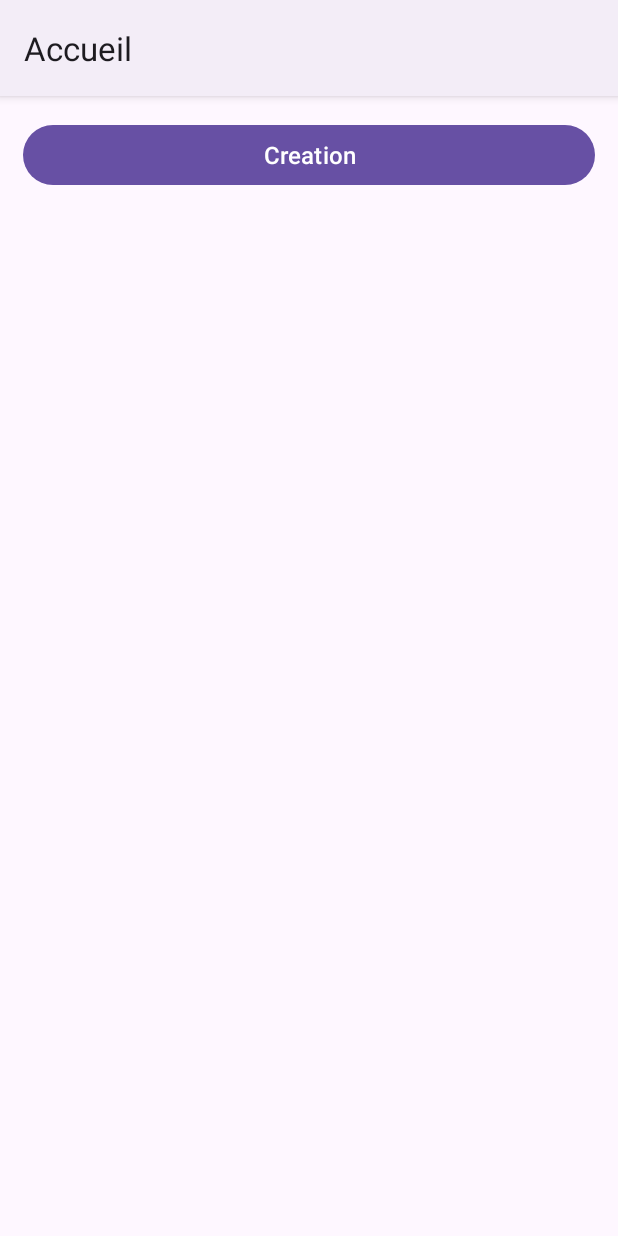
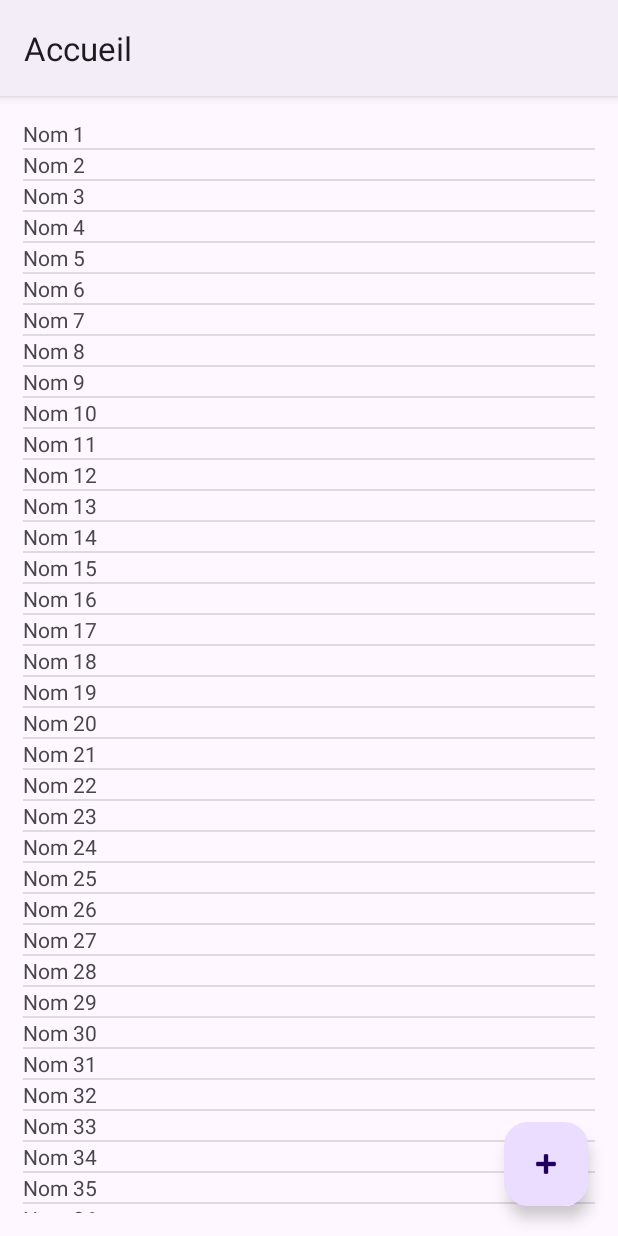
Before and after one commit to DanikLussier/4N6_TP_DanikLussier, an Android app: the screen it shows after launch (MainActivity), after a tap on "Connexion", on a phone screen of 412 x 824 dp. Run offline under Robolectric (Android 15) with nearby library versions, the phone set to English and light mode, and no system bars.

Commit message:
PROGRES : Activité d'accueil
- Ajout du floating action button et programmation de celui-ci
- Ajout du RecyclerView peuplé d'items affichant le model "Tache"
- Il manque l'affichage des informations des Taches et le peuplement du RecyclerView avec les bonnes informations

```diff
--- a/app/src/main/java/com/example/tp_daniklussier/MainActivity.kt
+++ b/app/src/main/java/com/example/tp_daniklussier/MainActivity.kt
@@ -1,18 +1,28 @@
 package com.example.tp_daniklussier
 
 import android.content.Intent
+import android.os.Build
 import android.os.Bundle
 import androidx.activity.enableEdgeToEdge
+import androidx.annotation.RequiresApi
 import androidx.appcompat.app.AppCompatActivity
 import androidx.core.view.ViewCompat
 import androidx.core.view.WindowInsetsCompat
+import androidx.recyclerview.widget.DividerItemDecoration
+import com.example.tp_daniklussier.adapters.TacheAdapter
 import com.example.tp_daniklussier.databinding.ActivityConsultationBinding
 import com.example.tp_daniklussier.databinding.ActivityMainBinding
+import com.example.tp_daniklussier.models.Tache
+import java.time.Clock
+import java.time.LocalDateTime
+import java.util.Date
 
 class MainActivity : AppCompatActivity() {
 
     private lateinit var binding: ActivityMainBinding
+    private lateinit var adapter: TacheAdapter
 
+    @RequiresApi(Build.VERSION_CODES.O)
     override fun onCreate(savedInstanceState: Bundle?) {
         super.onCreate(savedInstanceState)
 
@@ -21,9 +31,39 @@ class MainActivity : AppCompatActivity() {
 
         title = "Accueil"
 
-        binding.creation.setOnClickListener {
+        binding.fab.setOnClickListener{
             val intent = Intent(this, Creation::class.java)
             startActivity(intent)
         }
+
+        setupRecycler()
+        fillRecycler()
+    }
+
+    private fun setupRecycler() {
+        adapter = TacheAdapter() // Créer l'adapteur
+        binding.rvTacheAdapter.adapter = adapter // Assigner l'adapteur au RecyclerView
+        binding.rvTacheAdapter.setHasFixedSize(true) // Option pour améliorer les performances
+        binding.rvTacheAdapter.addItemDecoration( // Ajouter un séparateur entre chaque élément
+            DividerItemDecoration(
+                binding.rvTacheAdapter.context, DividerItemDecoration.VERTICAL
+            )
+        )
+    }
+
+    private fun fillRecycler() {
+        val items: MutableList<Tache> = mutableListOf()
+        for (i in 1..200) {
+            val sexe: String
+            if (i % 2 == 0) {
+                sexe = "Homme"
+            } else {
+                sexe = "Femme"
+            }
+            items.add(Tache(
+                "Nom $i", null, null, 50
+            ))
+        }
+        adapter.submitList(items) // Pour changer le contenu de la liste, utiliser submitList de l'adapteur
     }
 }
--- /dev/null
+++ b/app/src/main/java/com/example/tp_daniklussier/adapters/TacheAdapter.kt
@@ -0,0 +1,49 @@
+package com.example.tp_daniklussier.adapters
+
+import android.content.Intent
+import android.view.LayoutInflater
+import android.view.ViewGroup
+import androidx.recyclerview.widget.DiffUtil
+import androidx.recyclerview.widget.ListAdapter
+import androidx.recyclerview.widget.RecyclerView
+import com.example.tp_daniklussier.Consultation
+import com.example.tp_daniklussier.MainActivity
+import com.example.tp_daniklussier.databinding.TacheItemBinding
+import com.example.tp_daniklussier.models.Tache
+
+class TacheAdapter : ListAdapter<Tache, TacheAdapter.PersonneItemViewHolder>(PersonneItemDiffCallback) {
+
+    // binding nous permet d'accéder à tout le champs de notre layout personne_item.xml
+    inner class PersonneItemViewHolder(private val binding: TacheItemBinding) : RecyclerView.ViewHolder(binding.root) {
+        fun bind(tache: Tache) {
+            binding.text.text = tache.nom
+
+            binding.background.setOnClickListener {
+                val intent = Intent(binding.root.context, Consultation::class.java)
+                binding.root.context.startActivity(intent)
+            }
+        }
+    }
+
+    override fun onCreateViewHolder(parent: ViewGroup, viewType: Int): PersonneItemViewHolder {
+        val binding: TacheItemBinding = TacheItemBinding.inflate(LayoutInflater.from(parent.context), parent, false)
+        return PersonneItemViewHolder(binding)
+    }
+
+    override fun onBindViewHolder(holder: PersonneItemViewHolder, position: Int) {
+        holder.bind(getItem(position))
+    }
+}
+
+object PersonneItemDiffCallback : DiffUtil.ItemCallback<Tache>() {
+    override fun areItemsTheSame(oldItem: Tache, newItem: Tache): Boolean {
+        return oldItem == newItem
+    }
+
+    override fun areContentsTheSame(oldItem: Tache, newItem: Tache): Boolean {
+        return  oldItem.nom == newItem.nom &&
+                oldItem.avancement == newItem.avancement &&
+                oldItem.dateCreation == newItem.dateCreation &&
+                oldItem.dateEcheance == newItem.dateEcheance
+    }
+}
--- /dev/null
+++ b/app/src/main/java/com/example/tp_daniklussier/models/Tache.kt
@@ -0,0 +1,7 @@
+package com.example.tp_daniklussier.models
+
+import android.health.connect.datatypes.units.Percentage
+import java.time.LocalDateTime
+import java.util.Date
+
+data class Tache(val nom: String, val dateCreation: Date?, val dateEcheance: Date?, val avancement: Int)
--- a/app/src/main/res/layout/activity_main.xml
+++ b/app/src/main/res/layout/activity_main.xml
@@ -1,23 +1,49 @@
 <?xml version="1.0" encoding="utf-8"?>
-<LinearLayout
+<androidx.drawerlayout.widget.DrawerLayout
     xmlns:android="http://schemas.android.com/apk/res/android"
     xmlns:app="http://schemas.android.com/apk/res-auto"
     xmlns:tools="http://schemas.android.com/tools"
     android:layout_width="match_parent"
-    android:layout_height="wrap_content"
-    android:orientation="vertical"
-    tools:context=".Connexion"
-    android:padding="15dp"
-    android:showDividers="middle"
-    android:divider="@drawable/empty_10dp_divider"
-    >
+    android:layout_height="match_parent">
 
-    <Button
-        android:id="@+id/creation"
+    <androidx.coordinatorlayout.widget.CoordinatorLayout
+        xmlns:android="http://schemas.android.com/apk/res/android"
+        xmlns:app="http://schemas.android.com/apk/res-auto"
+        xmlns:tools="http://schemas.android.com/tools"
+        android:id="@+id/coordinator"
         android:layout_width="match_parent"
-        android:layout_height="wrap_content"
-        android:textSize="16dp"
-        android:textColor="@color/white"
-        android:text="Creation"/>
+        android:layout_height="match_parent"
+        tools:context=".MainActivity">
 
-</LinearLayout>
+            <androidx.recyclerview.widget.RecyclerView
+                android:id="@+id/rv_tache_adapter"
+                android:layout_width="match_parent"
+                android:layout_height="match_parent"
+                app:layoutManager="androidx.recyclerview.widget.LinearLayoutManager"
+                app:spanCount="1"
+                tools:listitem="@layout/tache_item"
+                android:layout_margin="15dp"/>
+
+
+        <com.google.android.material.floatingactionbutton.FloatingActionButton
+            android:id="@+id/fab"
+            android:layout_width="wrap_content"
+            android:layout_height="wrap_content"
+            android:layout_gravity="end|bottom"
+            android:src="@android:drawable/ic_input_add"
+            android:contentDescription="Create button"
+            android:layout_margin="20dp"/>
+
+    </androidx.coordinatorlayout.widget.CoordinatorLayout>
+
+    <com.google.android.material.navigation.NavigationView
+        app:headerLayout="@layout/header"
+        android:layout_width="200dp"
+        android:layout_gravity="start"
+        app:menu="@menu/drawer"
+        android:layout_height="match_parent" />
+
+
+
+
+</androidx.drawerlayout.widget.DrawerLayout>
--- /dev/null
+++ b/app/src/main/res/layout/header.xml
@@ -0,0 +1,9 @@
+<?xml version="1.0" encoding="utf-8"?>
+<LinearLayout
+    xmlns:android="http://schemas.android.com/apk/res/android"
+    android:layout_width="match_parent"
+    android:layout_margin="5dp"
+    android:background="#f00"
+    android:layout_height="50dp">
+
+</LinearLayout>
--- /dev/null
+++ b/app/src/main/res/layout/tache_item.xml
@@ -0,0 +1,13 @@
+<?xml version="1.0" encoding="utf-8"?>
+<androidx.constraintlayout.widget.ConstraintLayout xmlns:android="http://schemas.android.com/apk/res/android"
+    android:layout_width="match_parent"
+    android:layout_height="wrap_content"
+    android:id="@+id/background">
+
+    <TextView
+        android:id="@+id/text"
+        android:layout_width="match_parent"
+        android:layout_height="match_parent"
+        android:text="allo"/>
+
+</androidx.constraintlayout.widget.ConstraintLayout>
--- /dev/null
+++ b/app/src/main/res/menu/drawer.xml
@@ -0,0 +1,16 @@
+<?xml version="1.0" encoding="utf-8"?>
+<menu xmlns:android="http://schemas.android.com/apk/res/android"
+    >
+
+    <item
+        android:id="@+id/action_add_fav"
+        android:icon="@android:drawable/ic_menu_camera"
+        android:title="Pipo"
+        />
+
+    <!-- Settings, should always be in the overflow -->
+    <item android:id="@+id/action_settings"
+        android:icon="@android:drawable/ic_menu_help"
+        android:title="Popi"
+        />
+</menu>
```
